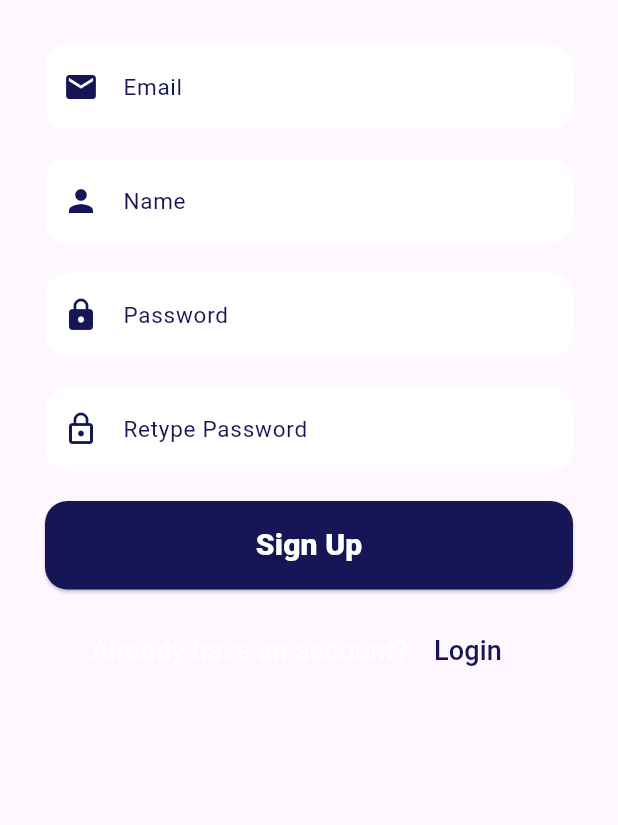
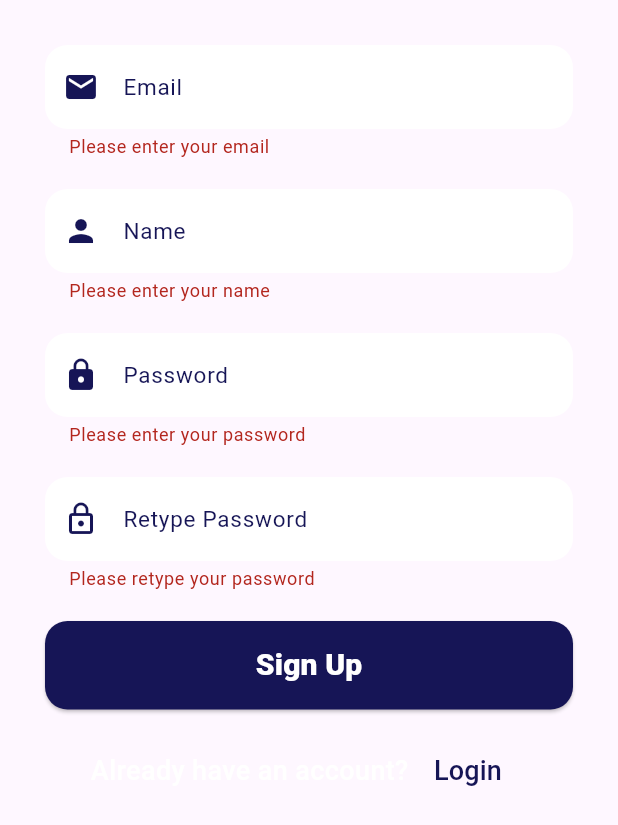
Before and after one commit to purrccc/Pawlorie, a Flutter app: the SignUpForm widget shown alone on an empty page, opened directly with empty values, after a tap on "Sign Up", on a phone screen of 412 x 824 dp. Shown: the top 825 px of the screen. Run offline on Flutter 3.47's test engine with Material 3 defaults, Android fonts, the light colour scheme and no system bars; our stand-ins replace cloud_firestore, firebase_auth, firebase_core, firebase_storage, google_fonts, image_picker; accounts and stored records are empty; Roboto replaces fonts that are missing (Ubuntu).

Commit message:
Update SignupForm.dart

```diff
--- a/lib/components/SignupForm.dart
+++ b/lib/components/SignupForm.dart
@@ -141,7 +141,19 @@ class SignUpForm extends StatelessWidget {
             ),
             SizedBox(height: 20),
             ElevatedButton(
-              onPressed: signUpCallback,
+              onPressed: () {
+                if (formKey.currentState!.validate()) {
+                  // Call the sign-up callback
+                  signUpCallback();
+
+                  // Show the SnackBar
+                  ScaffoldMessenger.of(context).showSnackBar(
+                    SnackBar(
+                      content: Text('Signed in successfully!'),
+                    ),
+                  );
+                }
+              },
               style: ElevatedButton.styleFrom(
                 backgroundColor: Color.fromARGB(255, 22, 21, 86),
                 shape: RoundedRectangleBorder(
```
